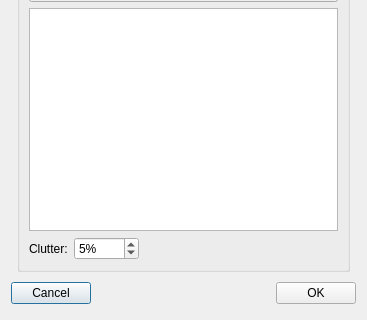
Above: ChkForge/newmap.ui from heinermann/ChkForge before the change; both pictures show x 0 to 367 and y 191 to 511 of the 367 by 511 pixel window. Below: the same form after it.
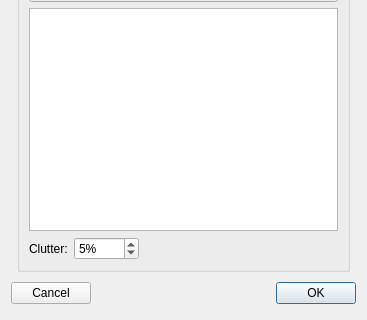
That is the form after the change. Icons and pictures are not drawn.

Commit message: Fixed choosing cancel as the default button

Diff of the .ui file:
```diff
--- a/ChkForge/newmap.ui
+++ b/ChkForge/newmap.ui
@@ -40,6 +40,9 @@
        <property name="text">
         <string>Cancel</string>
        </property>
+       <property name="autoDefault">
+        <bool>false</bool>
+       </property>
       </widget>
      </item>
      <item>
```
The commit also changes 2 other files.
